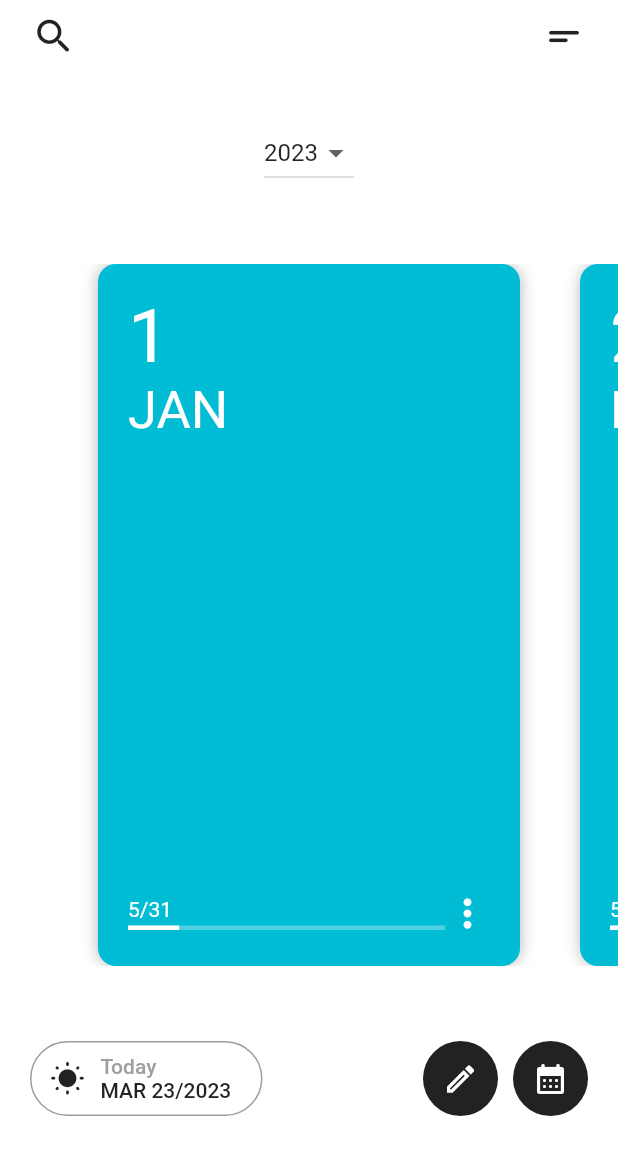
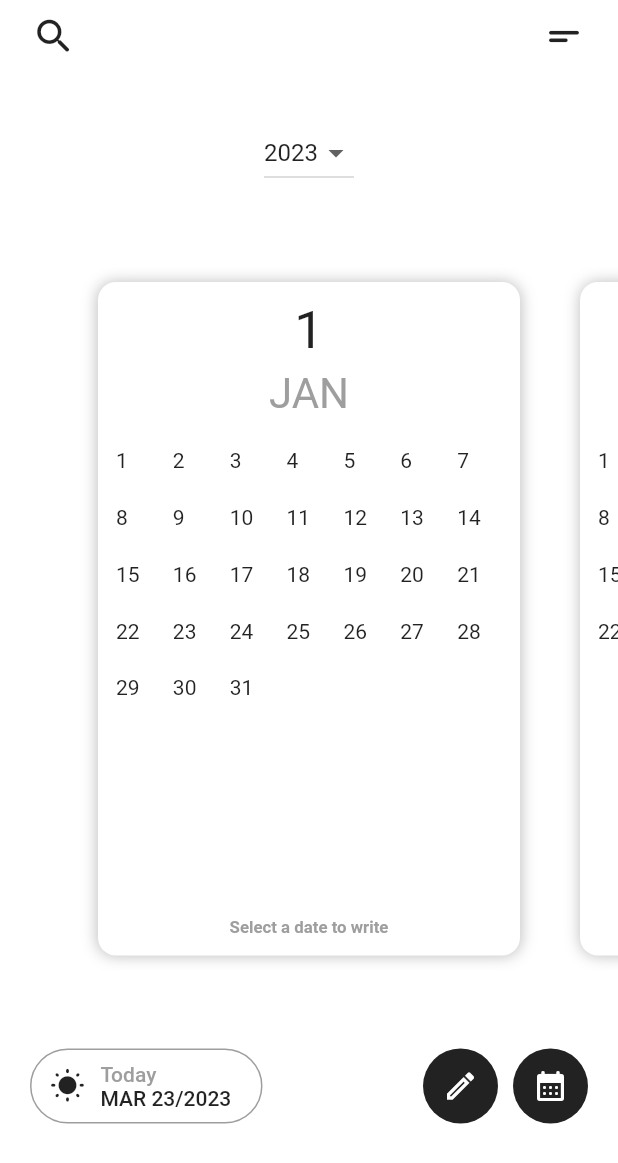
Before and after one commit to bingba2022/diary_app, a Flutter app: the screen it shows after launch, on a phone screen of 412 x 824 dp. Shown: the top 1163 px of the screen. Run offline on Flutter 3.47's test engine with Material 2 defaults, Android fonts, the phone set to English and light mode, and no system bars.

Commit message:
fixed back view

```diff
--- a/lib/home_page.dart
+++ b/lib/home_page.dart
@@ -1,4 +1,4 @@
-import 'package:diary_app/widgets/front_view.dart';
+import 'package:diary_app/widgets/back_view.dart';
 import 'package:flutter/material.dart';
 
 class HomePage extends StatefulWidget {
@@ -64,7 +64,7 @@ class _HomePageState extends State<HomePage> {
               child: Container(
                 // color: Colors.grey.shade300,
                 // 회색 컨테이너와 파랑색 달력 카드 위아래 갭
-                padding: const EdgeInsets.symmetric(vertical: 20.0),
+                padding: const EdgeInsets.symmetric(vertical: 22.0),
                 child: PageView.builder(
                   controller: PageController(
                     initialPage: 0,
@@ -72,7 +72,7 @@ class _HomePageState extends State<HomePage> {
                   ),
                   scrollDirection: Axis.horizontal,
                   itemCount: 12, // 12 months
-                  itemBuilder: (_, index) => FrontView(
+                  itemBuilder: (_, index) => BackView(
                     monthIndex: index + 1,
                   ),
                 ),
@@ -170,7 +170,7 @@ class _HomePageState extends State<HomePage> {
               ),
             ),
             const SizedBox(
-              height: 80.0,
+              height: 75.0,
             ),
           ],
         ),
--- a/lib/widgets/back_view.dart
+++ b/lib/widgets/back_view.dart
@@ -1,13 +1,22 @@
+// ignore_for_file: public_member_api_docs, sort_constructors_first
+import 'package:diary_app/constants.dart';
 import 'package:flutter/material.dart';
 
 class BackView extends StatelessWidget {
+  final int monthIndex;
   const BackView({
     Key? key,
+    required this.monthIndex,
   }) : super(key: key);
 
   @override
   Widget build(BuildContext context) {
-    return Container(
+    return Padding(
+      padding: const EdgeInsets.symmetric(
+        horizontal: 20.0,
+        vertical: 10.0,
+      ),
+      child: Container(
         decoration: BoxDecoration(
           color: Colors.white,
           borderRadius: BorderRadius.circular(12.0),
@@ -19,20 +28,20 @@ class BackView extends StatelessWidget {
           ],
         ),
         child: Padding(
-        padding: const EdgeInsets.all(20.0),
+          padding: const EdgeInsets.all(12.0),
           child: Column(
             children: [
-            const Text(
-              '1',
+              Text(
+                '$monthIndex',
                 textScaleFactor: 2.5,
               ),
               const SizedBox(
                 height: 5.0,
               ),
-            const Text(
-              'JAN',
+              Text(
+                months[monthIndex]!.keys.toList()[0],
                 textScaleFactor: 2.0,
-              style: TextStyle(
+                style: const TextStyle(
                   color: Colors.grey,
                 ),
               ),
@@ -43,7 +52,7 @@ class BackView extends StatelessWidget {
               //dates
               Expanded(
                 child: GridView.builder(
-                itemCount: 31,
+                  itemCount: months[monthIndex]!.values.toList()[0],
                   gridDelegate: const SliverGridDelegateWithFixedCrossAxisCount(
                     crossAxisCount: 7,
                     childAspectRatio: 1 / 1,
@@ -64,6 +73,7 @@ class BackView extends StatelessWidget {
             ],
           ),
         ),
+      ),
     );
   }
 }
--- a/lib/widgets/front_view.dart
+++ b/lib/widgets/front_view.dart
@@ -12,7 +12,10 @@ class FrontView extends StatelessWidget {
   @override
   Widget build(BuildContext context) {
     return Padding(
-      padding: const EdgeInsets.symmetric(horizontal: 20.0),
+      padding: const EdgeInsets.symmetric(
+        horizontal: 20.0,
+        vertical: 10.0,
+      ),
       child: Container(
         padding: const EdgeInsets.all(20.0),
         decoration: BoxDecoration(
```
Lines whose indentation alone changed are shown as unchanged.
